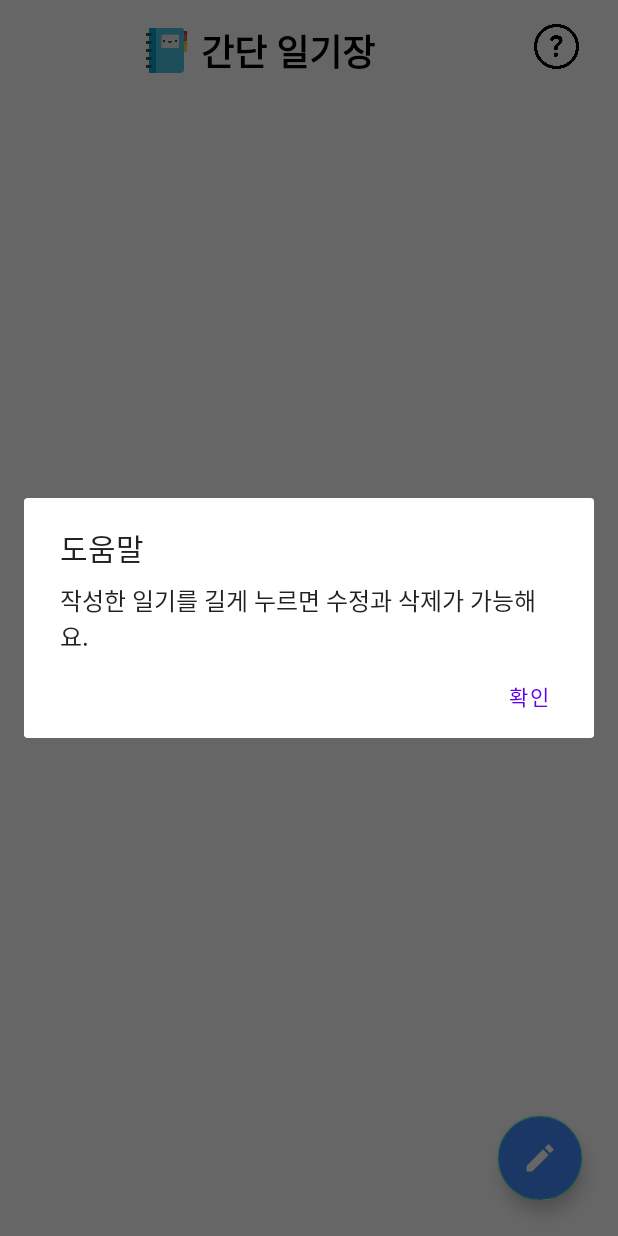
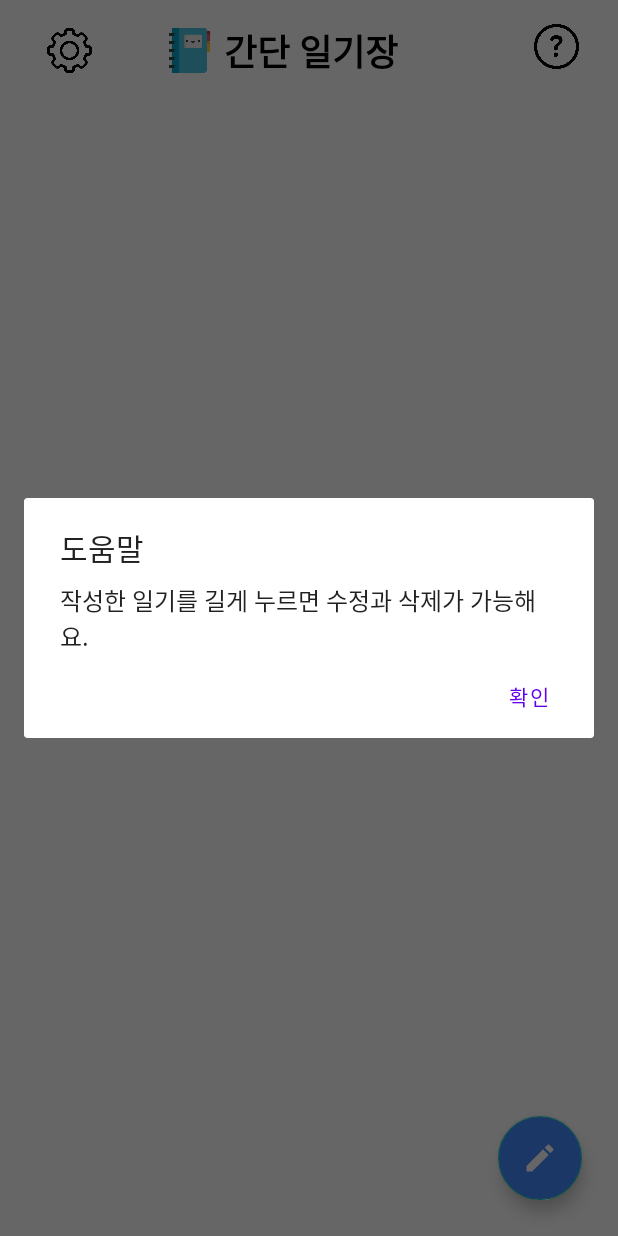
Before and after one commit to MJH39088/MyDiary, an Android app: the screen it shows after launch (MainActivity), after a tap on an icon or button, on a phone screen of 412 x 824 dp. Run offline under Robolectric (Android 15) with nearby library versions, the phone set to English and light mode, and no system bars.

Commit message:
다크 모드 추가 다크 모드 설정 시 텍스트 뷰, 이미지 뷰의 색깔이 라이트 모드와 동일되는 문제 발생

```diff
--- a/app/src/main/AndroidManifest.xml
+++ b/app/src/main/AndroidManifest.xml
@@ -27,6 +27,8 @@
         <activity
             android:name="com.MyDiaryProj.mydiary.MainActivity"
             android:exported="true"></activity>
+        <activity android:name="com.MyDiaryProj.mydiary.ModDialog" android:theme="@android:style/Theme.Dialog" />
+
     </application>
 
 </manifest>
--- a/app/src/main/java/com/MyDiaryProj/mydiary/MainActivity.java
+++ b/app/src/main/java/com/MyDiaryProj/mydiary/MainActivity.java
@@ -8,6 +8,7 @@ import android.content.DialogInterface;
 import android.content.Intent;
 import android.os.Bundle;
 import android.view.View;
+import android.widget.Button;
 import android.widget.ImageView;
 
 import com.google.android.material.floatingactionbutton.FloatingActionButton;
@@ -21,6 +22,8 @@ public class MainActivity extends AppCompatActivity {
     ArrayList<DiaryModel> mLstDiary;    // 리스트에 표현할 다이어리 데이터들 (배열)
     DatabaseHelper mDatabaseHelper;     // 데이터베이스 헬퍼 클래스 유틸 객체
     ImageView iv_question;
+    ImageView iv_settings;
+    String themeColor;
 
     // var는 전역변수 사용 가능 val은 한 곳에서만 사용 가능 (메소드 안에서만)
     @Override
@@ -28,7 +31,19 @@ public class MainActivity extends AppCompatActivity {
         super.onCreate(savedInstanceState);
         setContentView(R.layout.activity_main);
 
+        themeColor = ThemeUtil.modLoad(getApplicationContext());
+        ThemeUtil.applyTheme(themeColor);
+
         iv_question = findViewById(R.id.iv_question);
+        iv_settings = findViewById(R.id.iv_settings);
+        iv_settings.setOnClickListener(new View.OnClickListener() {
+            @Override
+            public void onClick(View view) {
+                Intent intent = new Intent(getApplicationContext(), ModDialog.class);
+                startActivity(intent);
+            }
+        });
+
         // 데이터베이스 객체 초기화
         mDatabaseHelper = new DatabaseHelper(this);
         mLstDiary = new ArrayList<>();
--- /dev/null
+++ b/app/src/main/java/com/MyDiaryProj/mydiary/ThemeUtil.java
@@ -0,0 +1,44 @@
+package com.MyDiaryProj.mydiary;
+
+import android.content.Context;
+import android.content.SharedPreferences;
+import android.util.Log;
+
+import androidx.appcompat.app.AppCompatActivity;
+import androidx.appcompat.app.AppCompatDelegate;
+
+public class ThemeUtil extends AppCompatActivity {
+    public static final String LIGHT_MODE = "light";
+    public static final String DARK_MODE = "dark";
+    public static final String DEFAULT_MODE = "default";
+
+    private static final String TAG = "ThemeUtil";
+
+    public static void applyTheme(String themeColor) {
+        switch (themeColor) {
+            case LIGHT_MODE:
+                AppCompatDelegate.setDefaultNightMode(AppCompatDelegate.MODE_NIGHT_NO);
+                Log.d(TAG, "라이트 모드");
+                break;
+            case DARK_MODE:
+                AppCompatDelegate.setDefaultNightMode(AppCompatDelegate.MODE_NIGHT_YES);
+                Log.d(TAG, "다크 모드");
+                break;
+        }
+    }
+
+    public static void modSave(Context context, String select_mod) {
+        SharedPreferences sp;
+        sp = context.getSharedPreferences("mod", context.MODE_PRIVATE);
+        SharedPreferences.Editor editor = sp.edit();
+        editor.putString("mod", select_mod);
+        editor.commit();
+    }
+
+    public static String modLoad(Context context) {
+        SharedPreferences sp;
+        sp = context.getSharedPreferences("mod", context.MODE_PRIVATE);
+        String load_mod = sp.getString("mod", "light");
+        return load_mod;
+    }
+}
--- a/app/src/main/res/layout/activity_main.xml
+++ b/app/src/main/res/layout/activity_main.xml
@@ -32,8 +32,16 @@
             <com.google.android.material.imageview.ShapeableImageView
                 android:layout_width="30dp"
                 android:layout_height="30dp"
+                android:src="@drawable/settings"
+                android:layout_marginLeft="15dp"
+                android:id="@+id/iv_settings"/>
+
+            <com.google.android.material.imageview.ShapeableImageView
+                android:layout_width="30dp"
+                android:layout_height="30dp"
                 android:src="@drawable/img_logo_diary"
-                android:layout_marginLeft="80dp"/>
+                android:layout_marginLeft="50dp"
+                />
 
             <!-- 서버와 클라이언트 안전한 연결을 위한 AppCompat -->
             <androidx.appcompat.widget.AppCompatTextView
--- a/app/src/main/res/values-night/themes.xml
+++ b/app/src/main/res/values-night/themes.xml
@@ -2,13 +2,13 @@
     <!-- Base application theme. -->
     <style name="Theme.MyDiary" parent="Theme.MaterialComponents.DayNight.NoActionBar">
         <!-- Primary brand color. -->
-        <item name="colorPrimary">@color/purple_200</item>
-        <item name="colorPrimaryVariant">@color/purple_700</item>
-        <item name="colorOnPrimary">@color/black</item>
+        <item name="colorPrimary">@color/white</item>
+        <item name="colorPrimaryVariant">@color/white</item>
+        <item name="colorOnPrimary">@color/white</item>
         <!-- Secondary brand color. -->
-        <item name="colorSecondary">@color/teal_200</item>
-        <item name="colorSecondaryVariant">@color/teal_200</item>
-        <item name="colorOnSecondary">@color/black</item>
+        <item name="colorSecondary">@color/white</item>
+        <item name="colorSecondaryVariant">@color/white</item>
+        <item name="colorOnSecondary">@color/white</item>
         <!-- Status bar color. -->
         <item name="android:statusBarColor" tools:targetApi="l">?attr/colorPrimaryVariant</item>
         <!-- Customize your theme here. -->
```
Also changed, not shown: app/src/main/java/com/MyDiaryProj/mydiary/ModDialog.java (added, +54 -0 lines), app/src/main/res/layout/activity_moddialog.xml (added, +72 -0 lines), app/src/main/res/drawable/settings.png (added).
